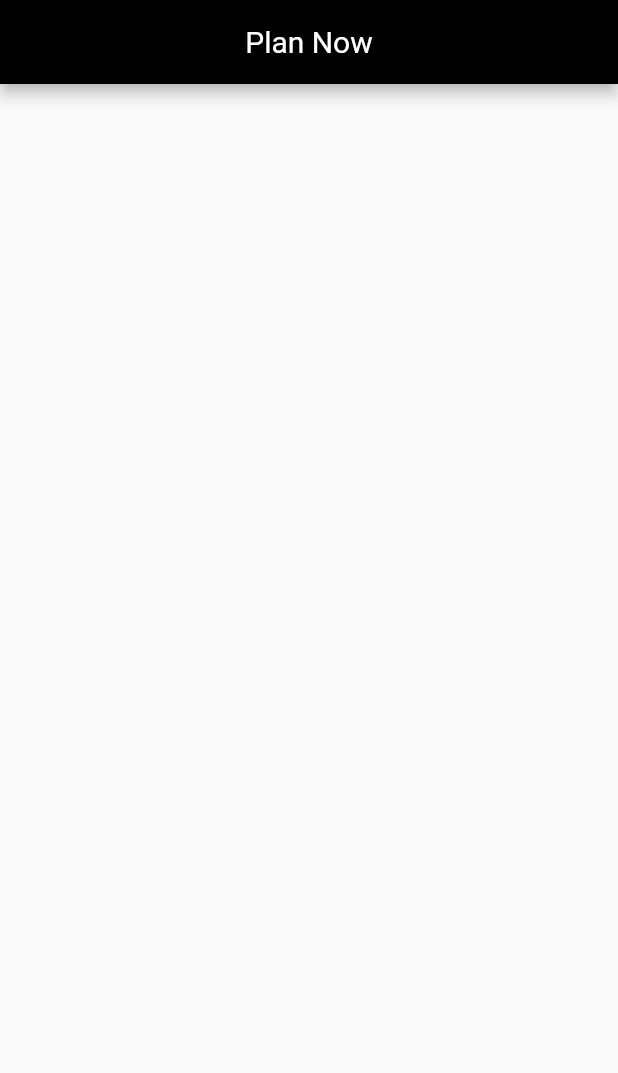
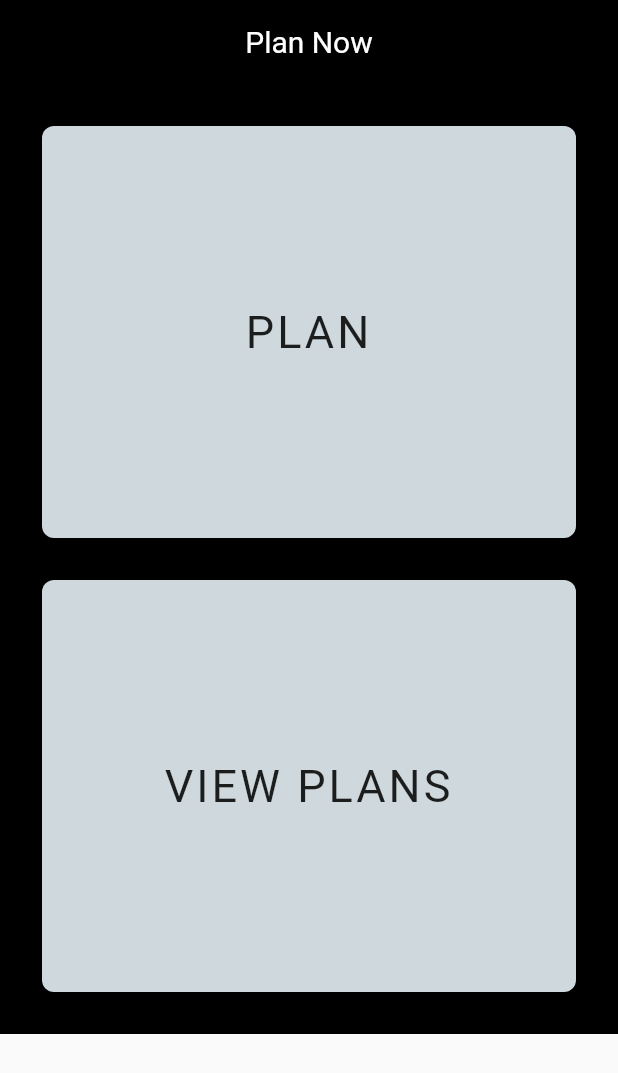
Before and after one commit to JerinFrancisA/Play-Plan, a Flutter app: the UserHome screen opened directly, on a phone screen of 412 x 824 dp. Shown: the top 1073 px of the screen. Run offline on Flutter 3.47's test engine with Material 2 defaults, Android fonts, the phone set to English and light mode, and no system bars; our stand-ins replace cloud_firestore; accounts and stored records are empty.

Commit message:
post login3

```diff
--- a/lib/screens/user_home.dart
+++ b/lib/screens/user_home.dart
@@ -1,5 +1,5 @@
 import 'package:flutter/material.dart';
-import 'package:play_plan/custom_widgets/alert_dialog_button.dart';
+import 'package:play_plan/utilities/constants.dart';
 
 class UserHome extends StatefulWidget {
   UserHome({this.userName, this.userPhoneNumber});
@@ -21,14 +21,65 @@ class _UserHomeState extends State<UserHome> {
           centerTitle: true,
           automaticallyImplyLeading: false,
         ),
-        body: Container(
-          child: Column(
-            mainAxisAlignment: MainAxisAlignment.spaceAround,
-            children: <Widget>[
-              Container(),
-              Container(),
-            ],
-          ),
+        body: ListView(
+          children: [
+            Container(
+              decoration: BoxDecoration(
+                gradient: LinearGradient(
+                  colors: [],
+                  begin: Alignment.topLeft,
+                  end: Alignment.bottomRight,
+                ),
+              ),
+              child: Column(
+                mainAxisAlignment: MainAxisAlignment.spaceAround,
+                children: <Widget>[
+                  InkWell(
+                    child: Padding(
+                      padding: const EdgeInsets.only(
+                          top: 28.0, left: 28.0, right: 28.0, bottom: 14.0),
+                      child: Container(
+                        width: double.infinity,
+                        height: MediaQuery.of(context).size.width / 1.5,
+                        decoration: BoxDecoration(
+                          borderRadius: BorderRadius.circular(8.0),
+                          color: Colors.blueGrey.shade100,
+                        ),
+                        child: Center(
+                          child: Text(
+                            'PLAN',
+                            style: kHeaderTextStyle,
+                            textAlign: TextAlign.center,
+                          ),
+                        ),
+                      ),
+                    ),
+                  ),
+                  InkWell(
+                    child: Padding(
+                      padding: const EdgeInsets.only(
+                          top: 14.0, left: 28.0, right: 28.0, bottom: 28.0),
+                      child: Container(
+                        width: double.infinity,
+                        height: MediaQuery.of(context).size.width / 1.5,
+                        decoration: BoxDecoration(
+                          borderRadius: BorderRadius.circular(8.0),
+                          color: Colors.blueGrey.shade100,
+                        ),
+                        child: Center(
+                          child: Text(
+                            'VIEW PLANS',
+                            style: kHeaderTextStyle,
+                            textAlign: TextAlign.center,
+                          ),
+                        ),
+                      ),
+                    ),
+                  ),
+                ],
+              ),
+            ),
+          ],
         ),
       ),
     );
--- a/lib/utilities/constants.dart
+++ b/lib/utilities/constants.dart
@@ -4,6 +4,13 @@ const kDefaultTextStyle = TextStyle(
   fontSize: 20.0,
   fontFamily: 'Roboto',
   fontWeight: FontWeight.w300,
+);
+
+const kHeaderTextStyle = TextStyle(
+  fontSize: 30.0,
+  fontFamily: 'Roboto',
+  fontWeight: FontWeight.w400,
+  letterSpacing: 2.0,
 );
 
 const kButtonTextStyle = TextStyle(
```
